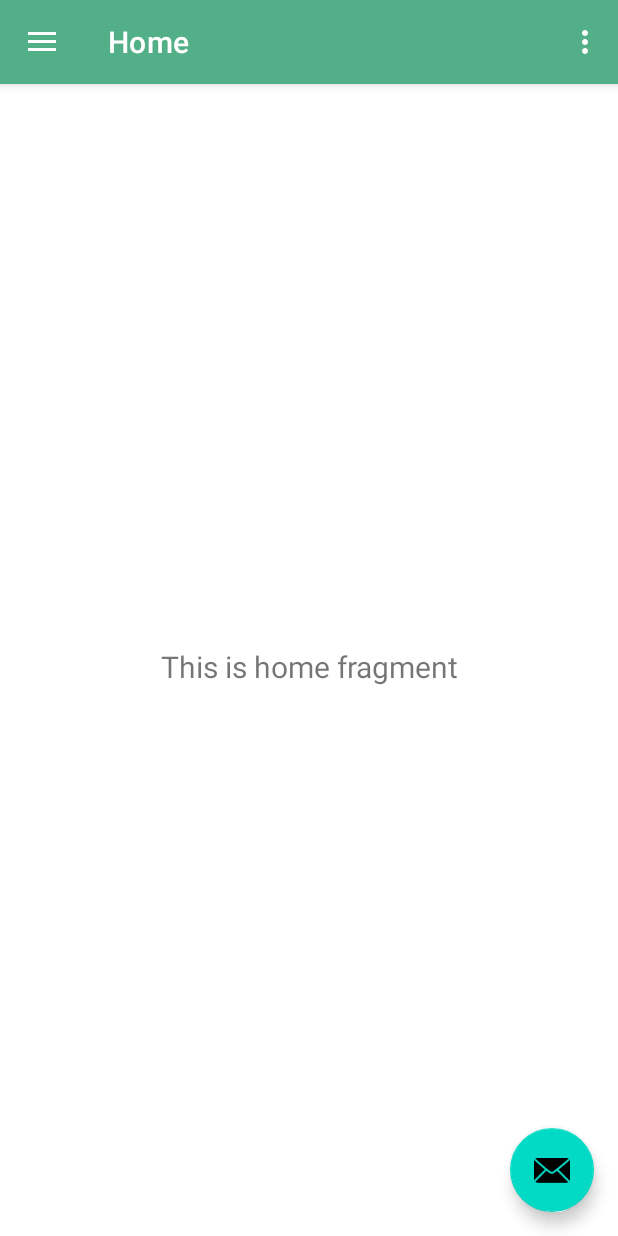
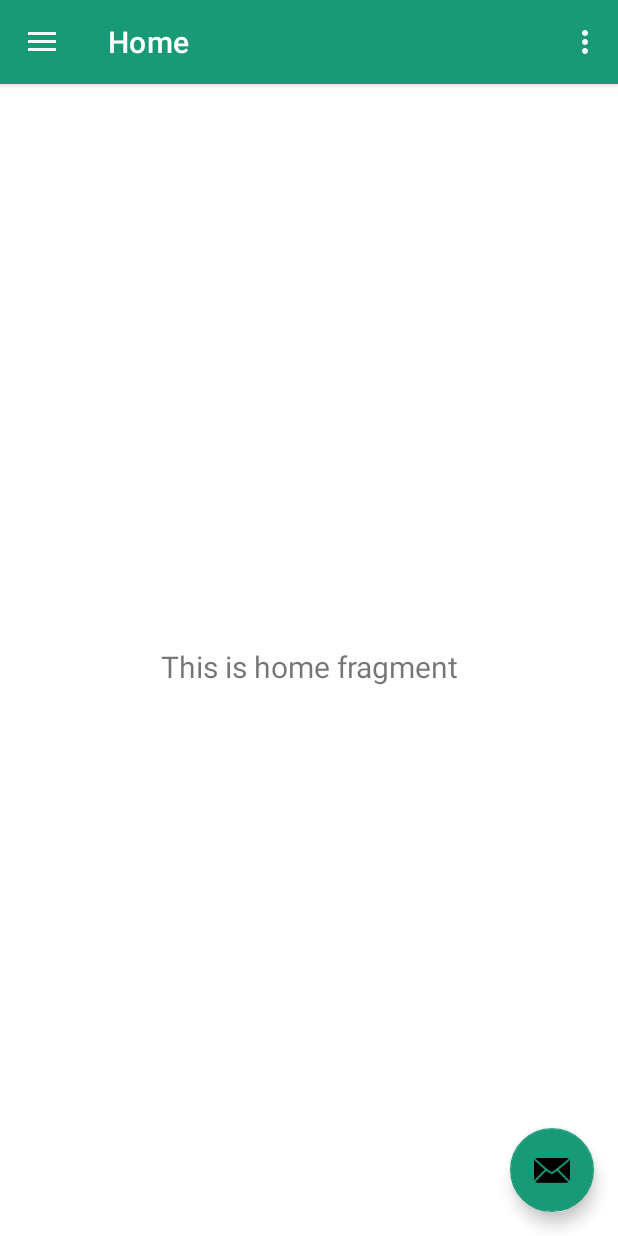
Before and after one commit to MBS9/museumApp, an Android app: the screen it shows after launch (MainActivity), on a phone screen of 412 x 824 dp. Run offline under Robolectric (Android 15) with nearby library versions, the phone set to English and light mode, and no system bars; our stand-ins replace navigation-ui.

Commit message:
Calibrated Colours, now all have the same shade

```diff
--- a/app/src/main/res/values/colors.xml
+++ b/app/src/main/res/values/colors.xml
@@ -1,10 +1,10 @@
 <?xml version="1.0" encoding="utf-8"?>
 <resources>
-    <color name="purple_200">#71D6AA</color>
-    <color name="purple_500">#52AF87</color>
-    <color name="purple_700">#009688</color>
-    <color name="teal_200">#FF03DAC5</color>
-    <color name="teal_700">#FF018786</color>
+    <color name="purple_200">#189A76</color>
+    <color name="purple_500">#189A76</color>
+    <color name="purple_700">#189A76</color>
+    <color name="teal_200">#189A76</color>
+    <color name="teal_700">#189A76</color>
     <color name="black">#FF000000</color>
     <color name="white">#FFFFFFFF</color>
 </resources>
```
